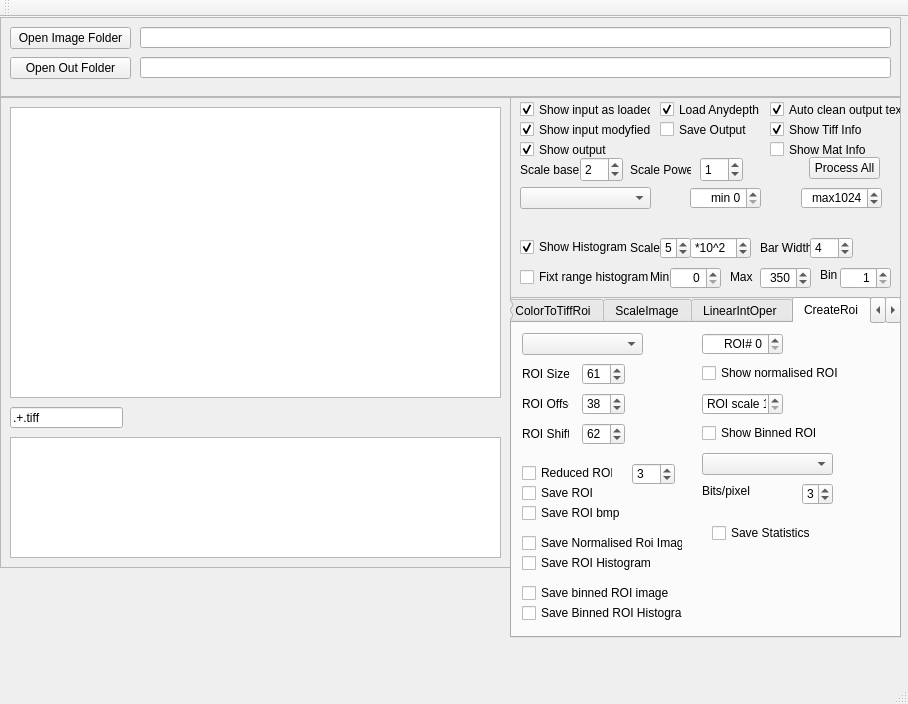
The window that mainwindow.ui (marcinkociolek/ImageCalculator) describes before a commit, drawn with Qt 5.
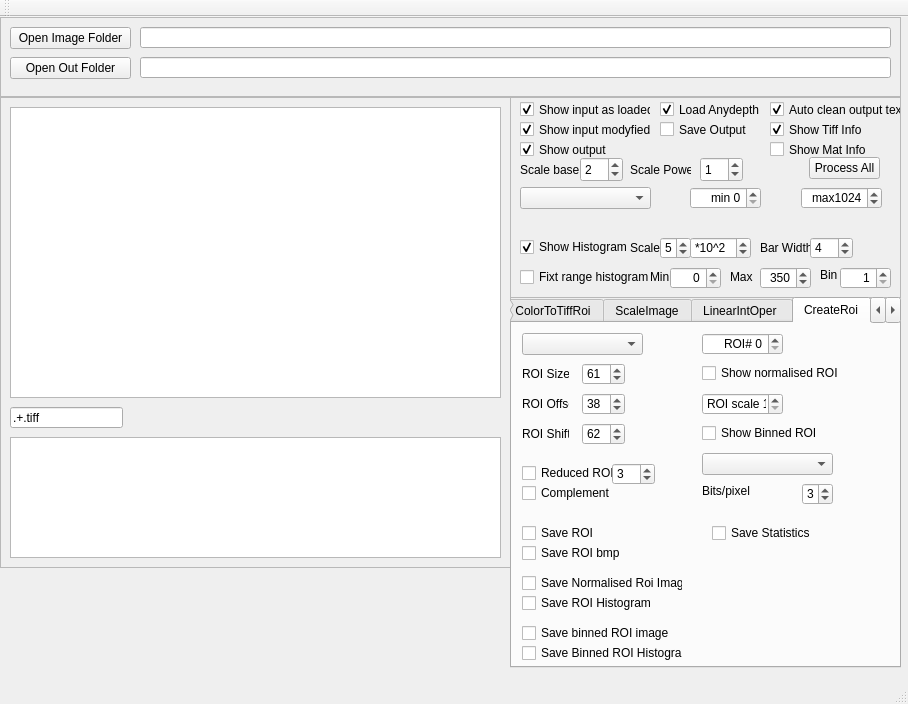
The same window after the commit. The open tabs and pages were chosen to show the change.

Commit message: complement of reduced ROI added to roi generator

What changed in the file:
```diff
--- a/mainwindow.ui
+++ b/mainwindow.ui
@@ -623,7 +623,7 @@
       <x>510</x>
       <y>280</y>
       <width>391</width>
-      <height>341</height>
+      <height>371</height>
      </rect>
     </property>
     <property name="currentIndex">
@@ -1191,7 +1191,7 @@
       <property name="geometry">
        <rect>
         <x>10</x>
-        <y>160</y>
+        <y>200</y>
         <width>72</width>
         <height>20</height>
        </rect>
@@ -1216,7 +1216,7 @@
      <widget class="QSpinBox" name="spinBoxSkipCount">
       <property name="geometry">
        <rect>
-        <x>120</x>
+        <x>100</x>
         <y>140</y>
         <width>43</width>
         <height>22</height>
@@ -1290,7 +1290,7 @@
       <property name="geometry">
        <rect>
         <x>10</x>
-        <y>210</y>
+        <y>250</y>
         <width>161</width>
         <height>20</height>
        </rect>
@@ -1303,7 +1303,7 @@
       <property name="geometry">
        <rect>
         <x>10</x>
-        <y>180</y>
+        <y>220</y>
         <width>101</width>
         <height>20</height>
        </rect>
@@ -1316,7 +1316,7 @@
       <property name="geometry">
        <rect>
         <x>10</x>
-        <y>230</y>
+        <y>270</y>
         <width>161</width>
         <height>20</height>
        </rect>
@@ -1387,7 +1387,7 @@
       <property name="geometry">
        <rect>
         <x>10</x>
-        <y>260</y>
+        <y>300</y>
         <width>151</width>
         <height>20</height>
        </rect>
@@ -1400,7 +1400,7 @@
       <property name="geometry">
        <rect>
         <x>10</x>
-        <y>280</y>
+        <y>320</y>
         <width>161</width>
         <height>20</height>
        </rect>
@@ -1422,6 +1422,19 @@
        <string>Save Statistics</string>
       </property>
      </widget>
+     <widget class="QCheckBox" name="checkBoxReducedROIComplement">
+      <property name="geometry">
+       <rect>
+        <x>10</x>
+        <y>160</y>
+        <width>91</width>
+        <height>20</height>
+       </rect>
+      </property>
+      <property name="text">
+       <string>Complement</string>
+      </property>
+     </widget>
     </widget>
     <widget class="QWidget" name="tab_5">
      <attribute name="title">
```
Left out of the diff: 2 changed lines with no effect on the pictures. The commit also changes 1 other file.
